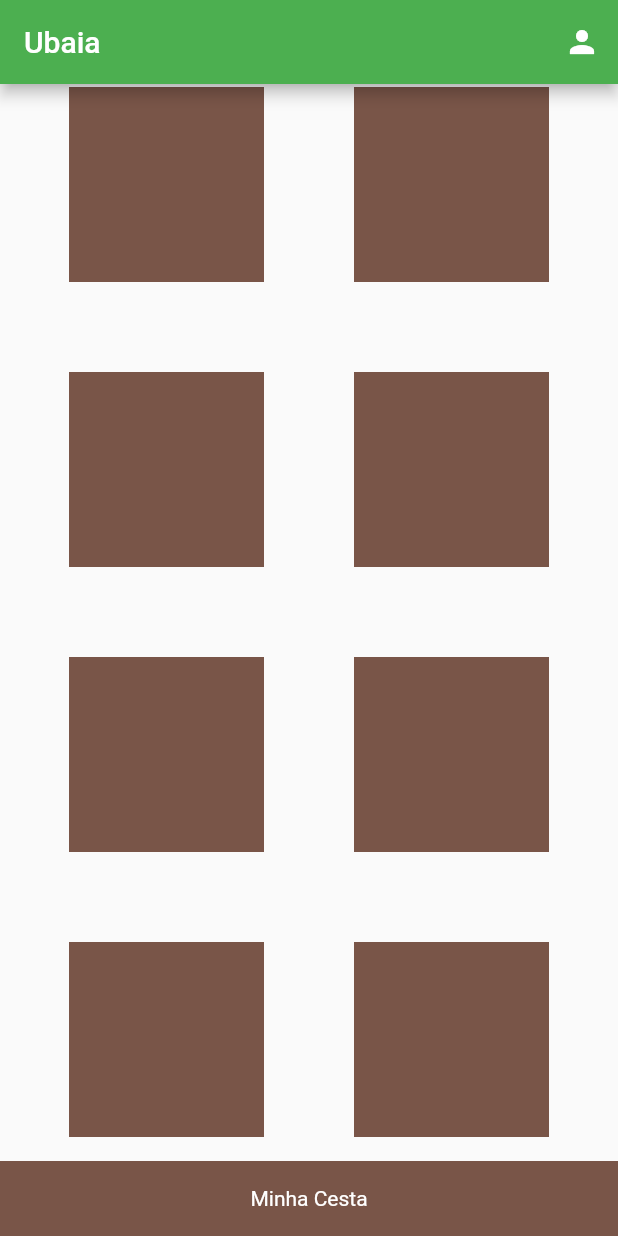
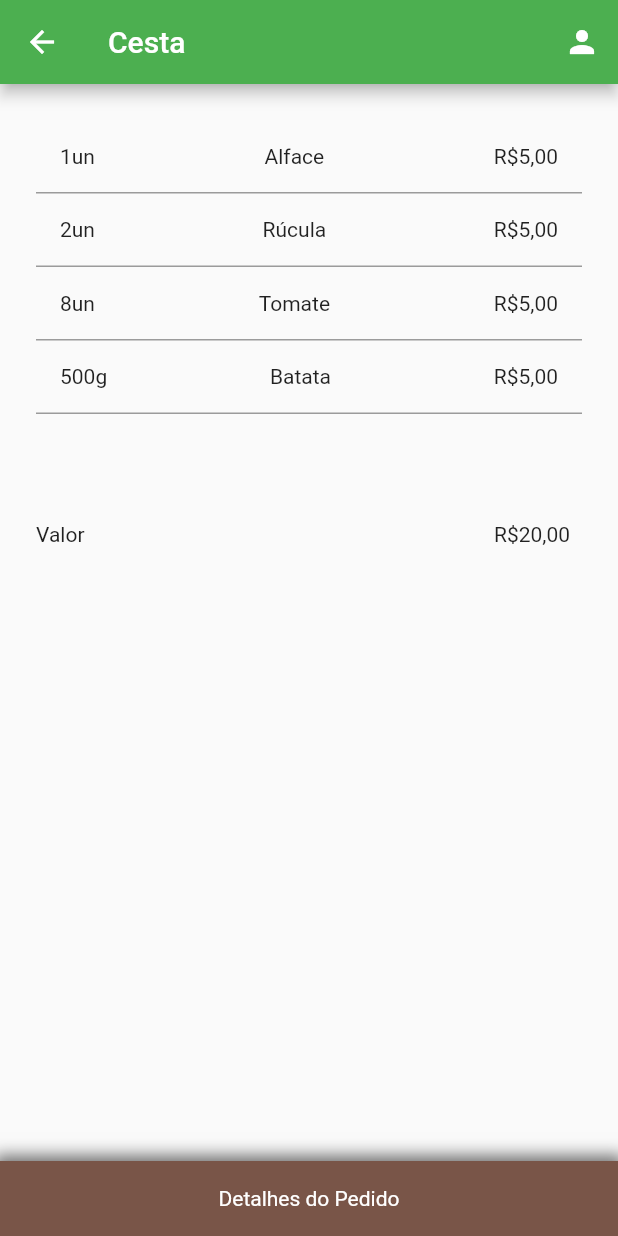
Before and after one commit to DaanMoura/Ubaia, a Flutter app: the screen it shows after launch, scrolled down 266 dp, after a tap on "Minha Cesta", on a phone screen of 412 x 824 dp. Run offline on Flutter 3.47's test engine with Material 2 defaults, Android fonts, the phone set to English and light mode, and no system bars; network calls fail.

Commit message:
Pagina da cesta implementado parcialmente. Adicionado sombra no BottomButton.

```diff
--- a/lib/components/bottom_button.dart
+++ b/lib/components/bottom_button.dart
@@ -2,21 +2,26 @@ import 'package:flutter/material.dart';
 
 class BottomButton extends StatelessWidget {
   final Widget child;
+  final Function onTap;
 
   const BottomButton({
     @required this.child,
+    this.onTap,
   }) : assert(child != null);
 
   @override
   Widget build(BuildContext context) {
     return Material(
-      color: Colors.brown,
       child: Container(
+        decoration: BoxDecoration(
+          color: Colors.brown,
+          boxShadow: <BoxShadow> [
+            BoxShadow(offset: Offset(0, 0), blurRadius: 8, color: Colors.black54, spreadRadius: 4)
+          ],
+        ),
         height: 50,
         child: InkWell(
-          onTap: () {
-            print("I was tapped");
-          },
+          onTap: onTap,
           highlightColor: Colors.brown[400],
           splashColor: Colors.brown[200],
           child: Center(
--- /dev/null
+++ b/lib/routes/cesta.dart
@@ -0,0 +1,92 @@
+import 'package:flutter/material.dart';
+import 'package:ubaia/routes/perfil_usuario.dart';
+import 'package:ubaia/values/strings.dart';
+import 'package:ubaia/components/bottom_button.dart';
+final str = Strings();
+
+class Cesta extends StatelessWidget {
+
+  final quantidades = ["1un", "2un", "8un", "500g",];
+  final produtos = ["Alface", "Rúcula", "Tomate", "Batata",];
+  final precos = [5,5,5,5,];
+
+  final precoFinal = 20;
+
+  void _abrePerfil(BuildContext context) {
+    Navigator.push(
+        context,
+        MaterialPageRoute(builder: (context) => PerfilUsuario())
+    );
+  }
+
+  Widget _buildLine(int index) {
+    return Container(
+      decoration: BoxDecoration(
+        border: Border(bottom: BorderSide(color: Colors.black38)),
+      ),
+      child: Padding(
+        padding: const EdgeInsets.all(16.0),
+        child: Row(
+          mainAxisAlignment: MainAxisAlignment.spaceBetween,
+          children: <Widget>[
+            Text(quantidades[index]),
+            Text(produtos[index]),
+            Text("R\$${precos[index]},00"),
+          ],
+        ),
+      ),
+    );
+  }
+
+  @override
+  Widget build(BuildContext context) {
+    return Scaffold(
+      appBar: AppBar(
+        title: Text("Cesta"),
+        actions: <Widget>[
+          IconButton(
+            icon: Icon(Icons.person),
+            color: Colors.white,
+            onPressed: () {_abrePerfil(context);},
+          ),
+        ],
+      ),
+      body: Padding(
+        padding: const EdgeInsets.only(top: 24, right: 24, left: 24),
+        child: ListView(
+          children: <Widget>[
+            ListView.builder(
+                shrinkWrap: true,
+                physics: ClampingScrollPhysics(),
+                itemCount: 4,
+                itemBuilder: (BuildContext context, int index) {
+                  return _buildLine(index);
+                }
+            ),
+            Padding(
+              padding: const EdgeInsets.only(top: 72, right: 8),
+              child: Row(
+                mainAxisAlignment: MainAxisAlignment.spaceBetween,
+                children: <Widget>[
+                  Text("Valor"),
+                  Text("R\$$precoFinal,00"),
+                ],
+              ),
+            )
+          ],
+        ),
+      ),
+      bottomSheet: BottomButton(
+        onTap: () {
+          print("Detalhes do Pedido");
+        },
+        child: Text(
+          "Detalhes do Pedido",
+          style: TextStyle(
+            color: Colors.white,
+          ),
+        )
+      ),
+    );
+  }
+}
--- a/lib/routes/homepage.dart
+++ b/lib/routes/homepage.dart
@@ -3,6 +3,7 @@ import 'package:ubaia/components/comprados_rencentemente.dart';
 import 'package:ubaia/components/categorias.dart';
 import 'package:ubaia/components/bottom_button.dart';
 import 'package:ubaia/routes/perfil_usuario.dart';
+import 'package:ubaia/routes/cesta.dart';
 import 'package:ubaia/values/strings.dart';
 final str = Strings();
 
@@ -46,6 +47,12 @@ class _MyHomePageState extends State<MyHomePage> {
         ],
       ),
       bottomSheet: BottomButton(
+        onTap: () {
+          Navigator.push(
+            context,
+            MaterialPageRoute(builder: (BuildContext context) => Cesta()),
+          );
+        },
         child: Text(
           "Minha Cesta",
           style: TextStyle(color: Colors.white),
--- a/lib/routes/perfil_vendedor.dart
+++ b/lib/routes/perfil_vendedor.dart
@@ -61,6 +61,7 @@ class _PerfilVendedorState extends State<PerfilVendedor> {
     Navigator.push(
       context,
       MaterialPageRoute(builder: (context) => Scaffold(
+        backgroundColor: Colors.black,
           body: Center(
             child: GestureDetector(
               onVerticalDragEnd: (DragEndDetails) {
--- a/lib/routes/produto.dart
+++ b/lib/routes/produto.dart
@@ -1,5 +1,6 @@
 import 'package:flutter/material.dart';
 import 'package:ubaia/components/titulo.dart';
+import 'package:ubaia/routes/cesta.dart';
 import 'package:ubaia/values/strings.dart';
 final str = Strings();
 
@@ -114,7 +115,12 @@ class _PaginaProdutoState extends State<PaginaProduto> {
             Padding(
               padding: const EdgeInsets.symmetric(vertical: 8.0, horizontal: 32),
               child: MaterialButton(
-                onPressed: () {},
+                onPressed: () {
+                  Navigator.push(
+                    context,
+                    MaterialPageRoute(builder: (context) => Cesta()),
+                  );
+                },
                 color: Colors.brown,
                 child: Text(str.adicionar_cesta.toUpperCase(), style: TextStyle(color: Colors.white70),),
               ),
```
